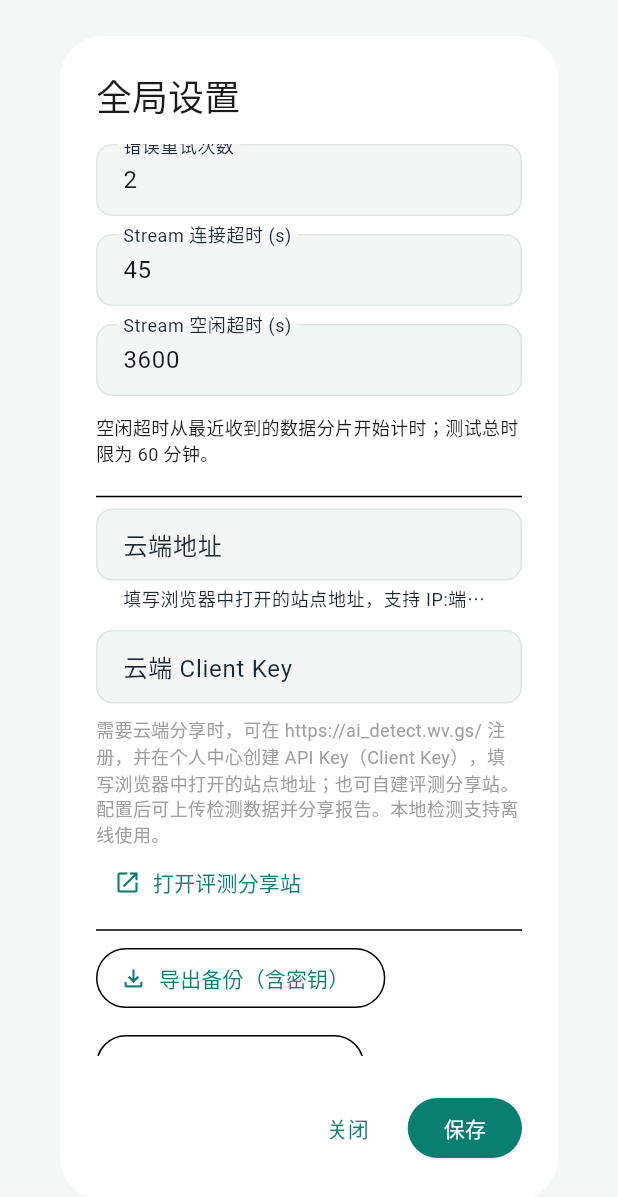
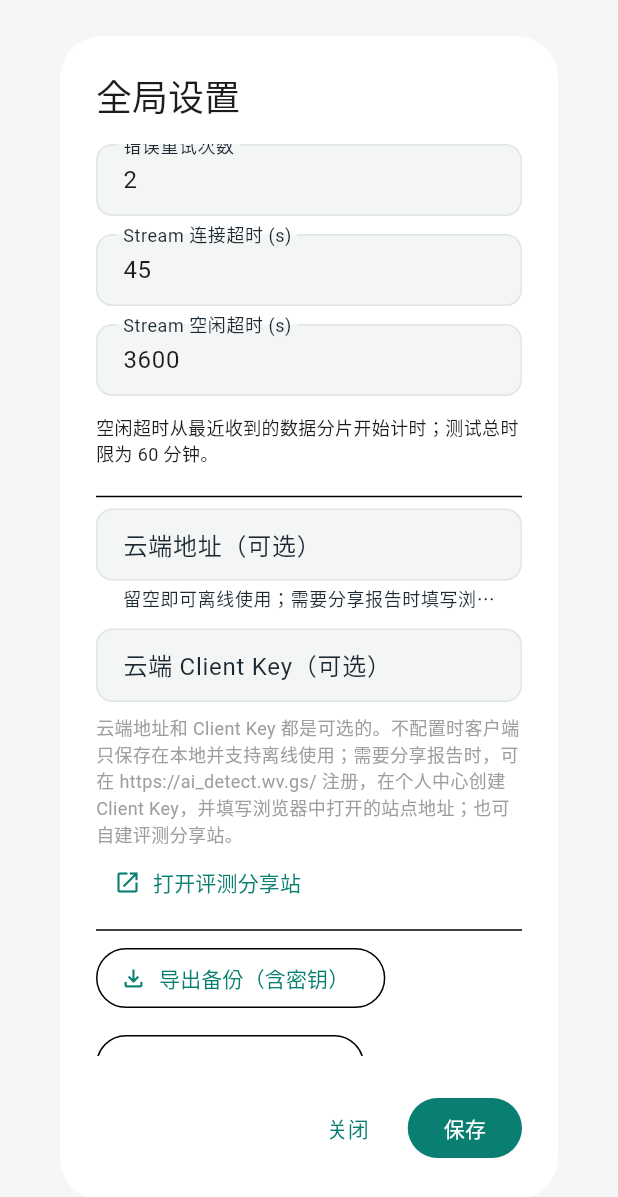
Before and after one commit to liuxuzzz/ai_detect, a Flutter app: the SettingsDialog widget shown alone on an empty page, opened directly with empty values, on a phone screen of 412 x 824 dp. Shown: the top 1197 px of the screen. Run offline on Flutter 3.47's test engine with Material 3 defaults, Android fonts, the phone set to English and light mode, and no system bars; our stand-ins replace fl_chart, flutter_html, package_info_plus; missing offline and left inert: dart_duckdb, file_selector, socks5_proxy.

Commit message:
docs: clarify optional cloud upload configuration

```diff
--- a/lib/settings.dart
+++ b/lib/settings.dart
@@ -160,9 +160,9 @@ class _SettingsDialogState extends State<SettingsDialog> {
                   controller: cloudUrl,
                   enabled: !busy,
                   decoration: const InputDecoration(
-                    labelText: '云端地址',
+                    labelText: '云端地址（可选）',
                     hintText: 'http://127.0.0.1:6600',
-                    helperText: '填写浏览器中打开的站点地址，支持 IP:端口或 HTTPS 域名',
+                    helperText: '留空即可离线使用；需要分享报告时填写浏览器中打开的站点地址',
                   ),
                   keyboardType: TextInputType.url,
                 ),
@@ -171,7 +171,7 @@ class _SettingsDialogState extends State<SettingsDialog> {
                   controller: cloudKey,
                   enabled: !busy,
                   decoration: const InputDecoration(
-                    labelText: '云端 Client Key',
+                    labelText: '云端 Client Key（可选）',
                     hintText: '从分享站「个人中心」创建并复制 API Key（Client Key）',
                   ),
                   obscureText: true,
@@ -180,7 +180,7 @@ class _SettingsDialogState extends State<SettingsDialog> {
                 ),
                 const SizedBox(height: 8),
                 const Text(
-                  '需要云端分享时，可在 $cloudShareUrl 注册，并在个人中心创建 API Key（Client Key），填写浏览器中打开的站点地址；也可自建评测分享站。配置后可上传检测数据并分享报告。本地检测支持离线使用。',
+                  '云端地址和 Client Key 都是可选的。不配置时客户端只保存在本地并支持离线使用；需要分享报告时，可在 $cloudShareUrl 注册，在个人中心创建 Client Key，并填写浏览器中打开的站点地址；也可自建评测分享站。',
                   style: TextStyle(fontSize: 12, color: Colors.grey),
                 ),
                 Align(
```
Also changed, not shown: 1 other file.
